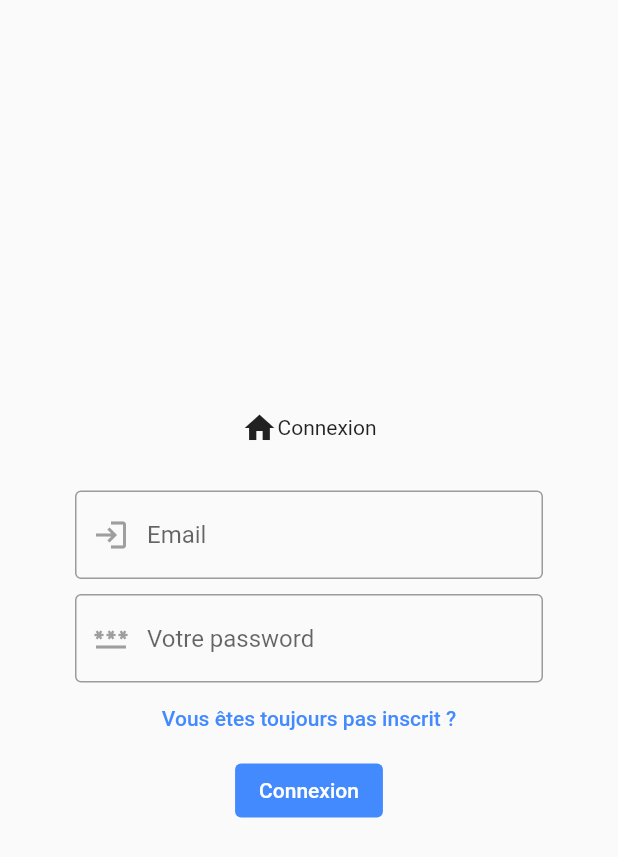
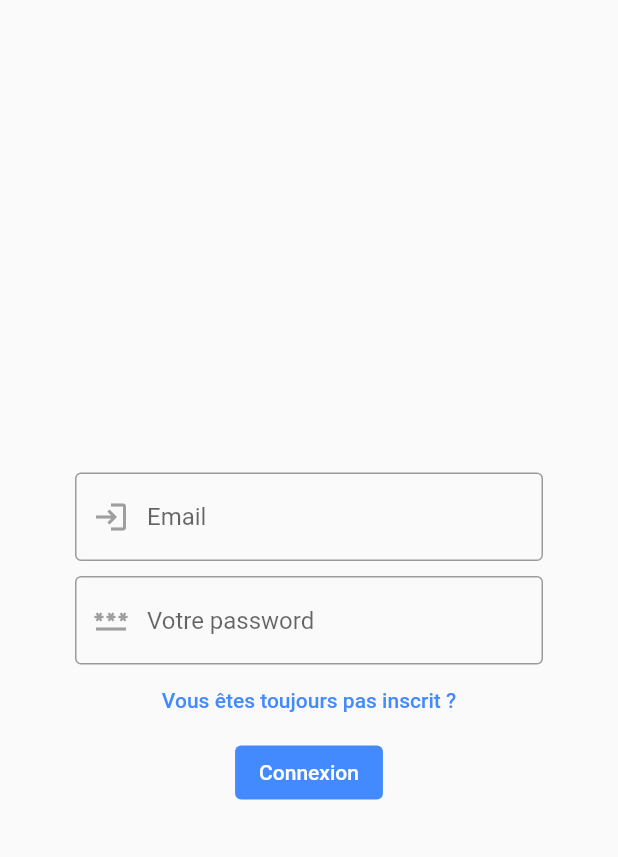
Before and after one commit to Elkios/Motus_Flutter, a Flutter app: the screen it shows after launch, on a phone screen of 412 x 824 dp. Shown: the top 857 px of the screen. Run offline on Flutter 3.47's test engine with Material 2 defaults, Android fonts, the phone set to English and light mode, and no system bars; our stand-ins replace beamer, diacritic, firebase_auth, firebase_core, hive, hive_flutter and 1 more; missing offline and left inert: dart:ffi; accounts and stored records are empty.

```diff
--- a/lib/ui/screens/home/my_home_page.dart
+++ b/lib/ui/screens/home/my_home_page.dart
@@ -36,10 +36,12 @@ class _MyHomePageState extends State<MyHomePage> {
         ),
       ),
       bottomNavigationBar: BottomNavigationBar(
+        type: BottomNavigationBarType.fixed,
         items: const <BottomNavigationBarItem>[
           BottomNavigationBarItem(
             icon: Icon(Icons.home),
-            label: 'Acceuil',
+            label: 'Accueil',
+            backgroundColor: Colors.red,
           ),
           BottomNavigationBarItem(
             icon: Icon(Icons.games),
--- a/lib/ui/screens/signin_and_signup/sign_in_and_sign_up_page.dart
+++ b/lib/ui/screens/signin_and_signup/sign_in_and_sign_up_page.dart
@@ -11,7 +11,6 @@ class SignInAndSignUpPage extends StatefulWidget {
 }
 
 class _SignInAndSignUpPageState extends State<SignInAndSignUpPage> {
-
   TextEditingController emailController = TextEditingController();
   TextEditingController passwordController = TextEditingController();
 
@@ -21,23 +20,16 @@ class _SignInAndSignUpPageState extends State<SignInAndSignUpPage> {
       body: Consumer<SignInAndSignUpPageViewModel>(
           builder: (context, viewModel, child) {
         viewModel.addListener(() {
-              if(viewModel.user != null){
+          if (viewModel.user != null) {
             context.beamToNamed('/home');
           }
         });
-            if(viewModel.user == null) {
+        if (viewModel.user == null) {
           return Container(
             padding: EdgeInsets.symmetric(horizontal: 50),
             child: Column(
               mainAxisAlignment: MainAxisAlignment.center,
               children: [
-                    Row(
-                      mainAxisAlignment: MainAxisAlignment.center,
-                      children:[
-                        Icon(Icons.home),
-                        Text('Connexion'),
-                      ]
-                    ),
                 Padding(padding: const EdgeInsets.symmetric(vertical: 15)),
                 TextFormField(
                   keyboardType: TextInputType.emailAddress,
@@ -60,7 +52,6 @@ class _SignInAndSignUpPageState extends State<SignInAndSignUpPage> {
                     return null;
                   },
                 ),
-
                 Padding(padding: const EdgeInsets.symmetric(vertical: 5)),
                 TextFormField(
                   enableSuggestions: false,
@@ -87,8 +78,7 @@ class _SignInAndSignUpPageState extends State<SignInAndSignUpPage> {
                   },
                 ),
                 TextButton(
-                        onPressed: () {
-                        },
+                    onPressed: () {},
                     child: Text('Vous êtes toujours pas inscrit ?')),
                 ElevatedButton(
                   style: ElevatedButton.styleFrom(
@@ -98,7 +88,9 @@ class _SignInAndSignUpPageState extends State<SignInAndSignUpPage> {
                     primary: Theme.of(context).colorScheme.primary,
                   ).copyWith(elevation: ButtonStyleButton.allOrNull(0.0)),
                   onPressed: () {
-                        viewModel.signIn(email: emailController.value.text, password: passwordController.value.text);
+                    viewModel.signIn(
+                        email: emailController.value.text,
+                        password: passwordController.value.text);
                   },
                   child: const Text('Connexion'),
                 ),
@@ -107,10 +99,7 @@ class _SignInAndSignUpPageState extends State<SignInAndSignUpPage> {
           );
         }
         return const Text('Bienvenue');
-          }
-      ),
+      }),
     );
   }
-
-
 }
```
Lines whose indentation alone changed are shown as unchanged.
